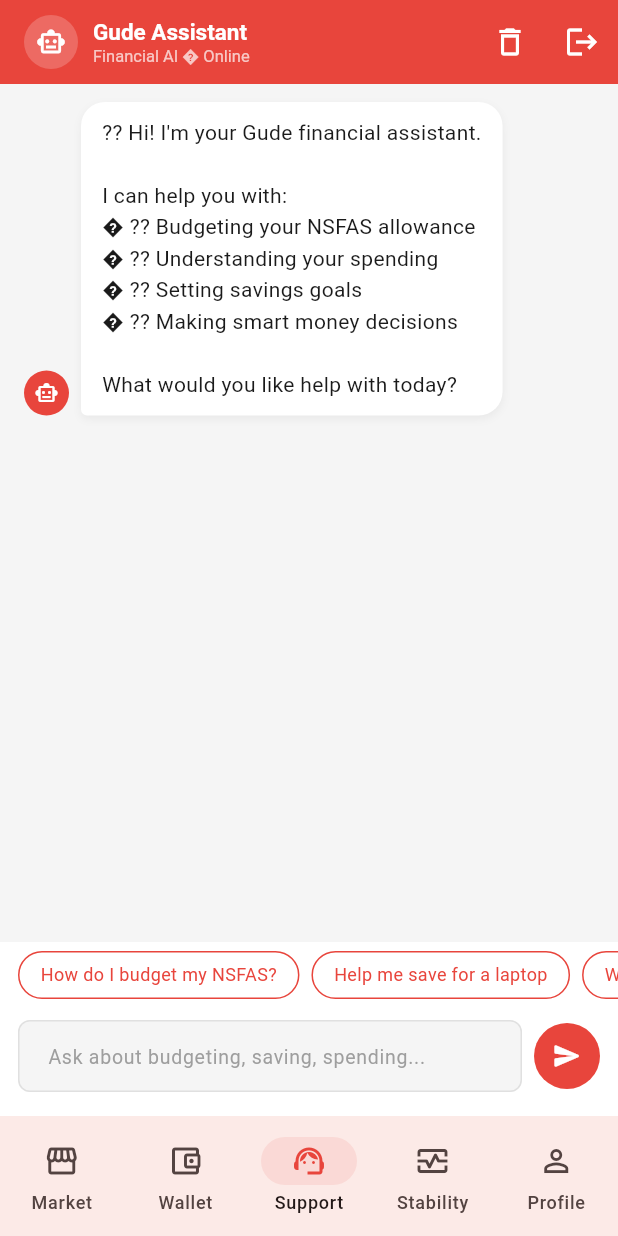
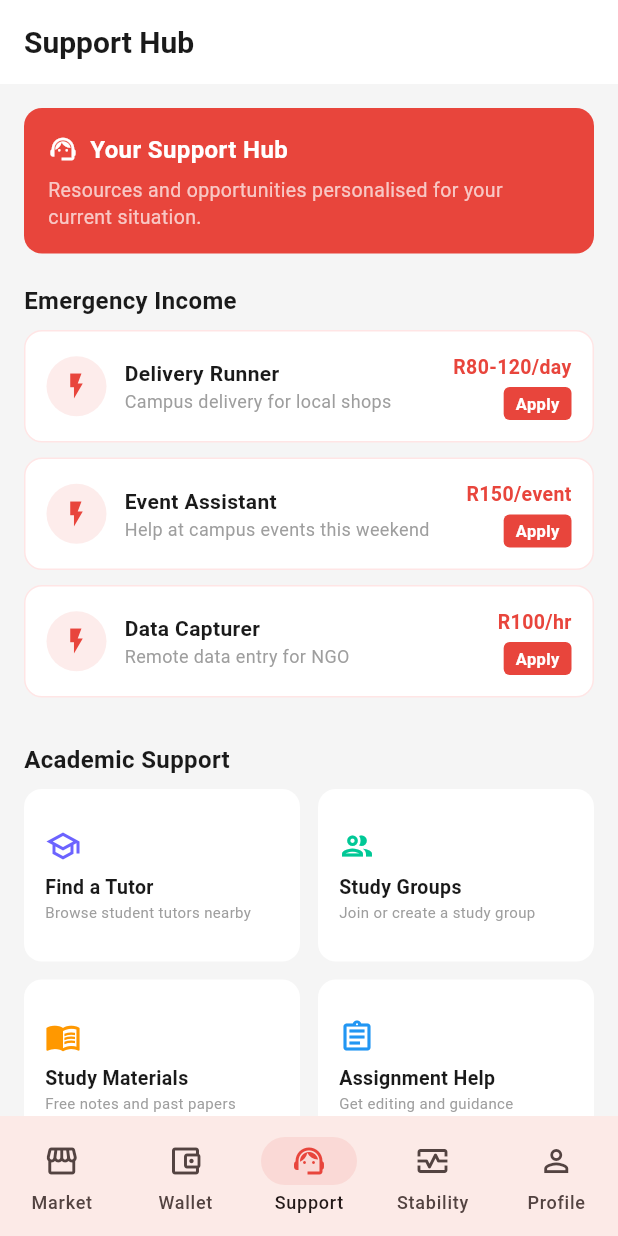
Before and after one commit to Addmore-Development/Gude-Mobile, a Flutter app: the SupportPage screen opened by its route, on a phone screen of 412 x 824 dp. Run offline on Flutter 3.47's test engine with Material 3 defaults, Android fonts, the phone set to English and light mode, and no system bars; our stand-ins replace flutter_riverpod, go_router, google_fonts.

Commit message:
feat(support): update support hub page

```diff
--- a/lib/features/support_hub/presentation/support_page.dart
+++ b/lib/features/support_hub/presentation/support_page.dart
@@ -1,379 +1,263 @@
-import 'dart:convert';
 import 'package:flutter/material.dart';
-import 'package:go_router/go_router.dart';
-import 'package:http/http.dart' as http;
 import 'package:gude_mobile/core/theme/app_theme.dart';
 
-class SupportPage extends StatefulWidget {
+class SupportPage extends StatelessWidget {
   const SupportPage({super.key});
-  @override
-  State<SupportPage> createState() => _SupportPageState();
-}
-
-class _SupportPageState extends State<SupportPage> {
-  final TextEditingController _input = TextEditingController();
-  final ScrollController _scroll = ScrollController();
-  bool _loading = false;
-
-  final List<Map<String, String>> _messages = [
-    {
-      'role': 'assistant',
-      'text':
-          "?? Hi! I'm your Gude financial assistant.\n\nI can help you with:\n� ?? Budgeting your NSFAS allowance\n� ?? Understanding your spending\n� ?? Setting savings goals\n� ?? Making smart money decisions\n\nWhat would you like help with today?",
-    },
-  ];
-
-  final List<String> _quickReplies = [
-    'How do I budget my NSFAS?',
-    'Help me save for a laptop',
-    'Why am I overspending?',
-    'Best ways to cut costs',
-    'Should I buy or rent textbooks?',
-  ];
-
-  // Replace with your actual Anthropic API key
-  static const _apiKey = '########################################';
-
-  static const _systemPrompt = '''
-You are Gude, a smart and friendly financial assistant for South African university and TVET students.
-You help students:
-- Budget their NSFAS (National Student Financial Aid Scheme) allowances
-- Track and reduce spending
-- Make smart financial decisions on a student budget
-- Save towards goals like laptops, accommodation deposits, and registration fees
-- Understand concepts like EFTs, banking, and saving in simple terms
-
-Keep responses concise, practical, and encouraging. Use South African context (Rands, local stores like Shoprite, Checkers, Pick n Pay, transport like taxis and Uber).
-When giving budgeting advice, be specific with numbers.
-Use emojis sparingly to make responses friendly but professional.
-Always end with a follow-up question or suggestion to keep the conversation helpful.
-''';
-
-  Future<void> _send([String? quickReply]) async {
-    final text = quickReply ?? _input.text.trim();
-    if (text.isEmpty) return;
-
-    setState(() {
-      _messages.add({'role': 'user', 'text': text});
-      _loading = true;
-    });
-    _input.clear();
-    _scrollDown();
-
-    try {
-      // Build message history for context
-      final history = _messages
-          .where((m) => m['role'] != 'assistant' || _messages.indexOf(m) > 0)
-          .map((m) => {'role': m['role'], 'content': m['text']})
-          .toList();
-
-      final response = await http.post(
-        Uri.parse('https://api.anthropic.com/v1/messages'),
-        headers: {
-          'Content-Type': 'application/json',
-          'x-api-key': _apiKey,
-          'anthropic-version': '2023-06-01',
-        },
-        body: jsonEncode({
-          'model': 'claude-sonnet-4-6',
-          'max_tokens': 1024,
-          'system': _systemPrompt,
-          'messages': history,
-        }),
-      );
-
-      if (response.statusCode == 200) {
-        final data = jsonDecode(response.body);
-        final reply = data['content'][0]['text'] as String;
-        setState(() => _messages.add({'role': 'assistant', 'text': reply}));
-      } else {
-        setState(() => _messages.add({
-              'role': 'assistant',
-              'text':
-                  "Sorry, I'm having trouble connecting right now. Please check your internet and try again.",
-            }));
-      }
-    } catch (e) {
-      setState(() => _messages.add({
-            'role': 'assistant',
-            'text':
-                "I couldn't connect to the server. Please make sure you have internet access.",
-          }));
-    }
-
-    setState(() => _loading = false);
-    _scrollDown();
-  }
-
-  void _scrollDown() {
-    Future.delayed(const Duration(milliseconds: 100), () {
-      if (_scroll.hasClients) {
-        _scroll.animateTo(_scroll.position.maxScrollExtent,
-            duration: const Duration(milliseconds: 300), curve: Curves.easeOut);
-      }
-    });
-  }
 
   @override
   Widget build(BuildContext context) {
     return Scaffold(
-      backgroundColor: const Color(0xFFF5F5F5),
+      backgroundColor: AppColors.surface,
       appBar: AppBar(
-        backgroundColor: AppColors.primary,
-        foregroundColor: Colors.white,
-        automaticallyImplyLeading: false,
-        title: Row(children: [
+        backgroundColor: Colors.white,
+        elevation: 0,
+        title: const Text('Support Hub',
+          style: TextStyle(
+            color: AppColors.textDark,
+            fontWeight: FontWeight.bold, fontSize: 20)),
+      ),
+      body: SingleChildScrollView(
+        padding: const EdgeInsets.all(16),
+        child: Column(
+          crossAxisAlignment: CrossAxisAlignment.start,
+          children: [
+            // Intervention banner
             Container(
-              width: 36,
-              height: 36,
+              width: double.infinity,
+              padding: const EdgeInsets.all(16),
               decoration: BoxDecoration(
-                  color: Colors.white.withOpacity(0.2), shape: BoxShape.circle),
-              child: const Icon(Icons.smart_toy_outlined,
-                  color: Colors.white, size: 20)),
-          const SizedBox(width: 10),
-          const Column(crossAxisAlignment: CrossAxisAlignment.start, children: [
-            Text('Gude Assistant',
-                style: TextStyle(fontSize: 15, fontWeight: FontWeight.bold)),
-            Text('Financial AI � Online',
-                style: TextStyle(fontSize: 11, color: Colors.white70)),
+                color: AppColors.primary,
+                borderRadius: BorderRadius.circular(12),
+              ),
+              child: const Column(
+                crossAxisAlignment: CrossAxisAlignment.start,
+                children: [
+                  Row(children: [
+                    Icon(Icons.support_agent, color: Colors.white, size: 20),
+                    SizedBox(width: 8),
+                    Text('Your Support Hub',
+                      style: TextStyle(
+                        color: Colors.white,
+                        fontWeight: FontWeight.bold, fontSize: 16)),
                   ]),
-        ]),
-        actions: [
-          IconButton(
-            icon: const Icon(Icons.delete_outline),
-            onPressed: () => setState(() {
-              _messages.clear();
-              _messages.add({
-                'role': 'assistant',
-                'text':
-                    "Chat cleared! How can I help you with your finances today? ??",
-              });
-            }),
+                  SizedBox(height: 6),
+                  Text(
+                    'Resources and opportunities personalised for your current situation.',
+                    style: TextStyle(color: Colors.white70, fontSize: 13,
+                      height: 1.4),
                   ),
-          IconButton(
-              icon: const Icon(Icons.logout),
-              onPressed: () => context.go('/login')),
                 ],
               ),
-      body: Column(children: [
-        // Messages list
-        Expanded(
-          child: ListView.builder(
-            controller: _scroll,
-            padding: const EdgeInsets.symmetric(horizontal: 16, vertical: 12),
-            itemCount: _messages.length + (_loading ? 1 : 0),
-            itemBuilder: (_, i) {
-              if (i == _messages.length) return const _TypingIndicator();
-              final m = _messages[i];
-              final isUser = m['role'] == 'user';
-              return _ChatBubble(text: m['text']!, isUser: isUser);
-            },
+            ),
+            const SizedBox(height: 20),
+            _sectionTitle('Emergency Income'),
+            const SizedBox(height: 8),
+            _EmergencyGigsList(),
+            const SizedBox(height: 20),
+            _sectionTitle('Academic Support'),
+            const SizedBox(height: 8),
+            _SupportGrid(items: const [
+              _SupportItem(icon: Icons.school_outlined,
+                title: 'Find a Tutor', sub: 'Browse student tutors nearby',
+                color: Color(0xFF6C63FF)),
+              _SupportItem(icon: Icons.group_outlined,
+                title: 'Study Groups', sub: 'Join or create a study group',
+                color: Color(0xFF00C896)),
+              _SupportItem(icon: Icons.menu_book_outlined,
+                title: 'Study Materials', sub: 'Free notes and past papers',
+                color: Color(0xFFFF9800)),
+              _SupportItem(icon: Icons.assignment_outlined,
+                title: 'Assignment Help', sub: 'Get editing and guidance',
+                color: Color(0xFF2196F3)),
+            ]),
+            const SizedBox(height: 20),
+            _sectionTitle('Food & Basic Needs'),
+            const SizedBox(height: 8),
+            _SupportGrid(items: const [
+              _SupportItem(icon: Icons.restaurant_outlined,
+                title: 'Campus Meals', sub: 'Subsidised food programmes',
+                color: Color(0xFFE8453C)),
+              _SupportItem(icon: Icons.volunteer_activism_outlined,
+                title: 'Food Banks', sub: 'Campus food assistance',
+                color: Color(0xFF00C896)),
+            ]),
+            const SizedBox(height: 20),
+            _sectionTitle('Wellbeing & Counseling'),
+            const SizedBox(height: 8),
+            _SupportGrid(items: const [
+              _SupportItem(icon: Icons.psychology_outlined,
+                title: 'Counselor', sub: 'Talk to a professional',
+                color: Color(0xFF9C27B0)),
+              _SupportItem(icon: Icons.people_outline,
+                title: 'Peer Support', sub: 'Connect with other students',
+                color: Color(0xFF2196F3)),
+              _SupportItem(icon: Icons.self_improvement_outlined,
+                title: 'Wellness Tips', sub: 'Mental health resources',
+                color: Color(0xFF00C896)),
+              _SupportItem(icon: Icons.phone_outlined,
+                title: 'Crisis Line', sub: 'SADAG: 0800 456 789',
+                color: Color(0xFFE8453C)),
+            ]),
+            const SizedBox(height: 20),
+            _sectionTitle('Mentorship'),
+            const SizedBox(height: 8),
+            _SupportGrid(items: const [
+              _SupportItem(icon: Icons.person_outline,
+                title: 'Find a Mentor', sub: 'Alumni and professionals',
+                color: Color(0xFFFF9800)),
+              _SupportItem(icon: Icons.work_outline,
+                title: 'Career Advice', sub: 'CV, interviews, jobs',
+                color: Color(0xFF6C63FF)),
+            ]),
+            const SizedBox(height: 32),
+          ],
         ),
       ),
+    );
+  }
 
-        // Quick replies (only show at start)
-        if (_messages.length <= 1)
+  Widget _sectionTitle(String title) => Text(title,
+    style: const TextStyle(
+      fontSize: 16, fontWeight: FontWeight.bold, color: AppColors.textDark));
+}
+
+class _EmergencyGigsList extends StatelessWidget {
+  @override
+  Widget build(BuildContext context) {
+    const gigs = [
+      _Gig(title: 'Delivery Runner', pay: 'R80-120/day',
+        desc: 'Campus delivery for local shops'),
+      _Gig(title: 'Event Assistant', pay: 'R150/event',
+        desc: 'Help at campus events this weekend'),
+      _Gig(title: 'Data Capturer', pay: 'R100/hr',
+        desc: 'Remote data entry for NGO'),
+    ];
+    return Column(
+      children: gigs.map((g) => Container(
+        margin: const EdgeInsets.only(bottom: 10),
+        padding: const EdgeInsets.all(14),
+        decoration: BoxDecoration(
+          color: Colors.white,
+          borderRadius: BorderRadius.circular(12),
+          border: Border.all(color: const Color(0xFFFFE5E5)),
+        ),
+        child: Row(
+          children: [
             Container(
-            height: 44,
-            color: Colors.white,
-            child: ListView(
-              scrollDirection: Axis.horizontal,
-              padding: const EdgeInsets.symmetric(horizontal: 12, vertical: 6),
-              children: _quickReplies
-                  .map((q) => GestureDetector(
-                        onTap: () => _send(q),
-                        child: Container(
-                          margin: const EdgeInsets.only(right: 8),
-                          padding: const EdgeInsets.symmetric(
-                              horizontal: 14, vertical: 6),
+              width: 40, height: 40,
               decoration: BoxDecoration(
-                            border: Border.all(color: AppColors.primary),
-                            borderRadius: BorderRadius.circular(20),
+                color: AppColors.primary.withOpacity(0.1),
+                shape: BoxShape.circle,
               ),
-                          child: Text(q,
+              child: const Icon(Icons.flash_on_outlined,
+                color: AppColors.primary, size: 20),
+            ),
+            const SizedBox(width: 12),
+            Expanded(
+              child: Column(
+                crossAxisAlignment: CrossAxisAlignment.start,
+                children: [
+                  Text(g.title,
                     style: const TextStyle(
-                                  fontSize: 12, color: AppColors.primary)),
-                        ),
-                      ))
-                  .toList(),
+                      fontWeight: FontWeight.w600,
+                      color: AppColors.textDark, fontSize: 14)),
+                  Text(g.desc,
+                    style: const TextStyle(
+                      fontSize: 12, color: AppColors.textGrey)),
+                ],
               ),
             ),
-
-        // Input bar
+            Column(
+              crossAxisAlignment: CrossAxisAlignment.end,
+              children: [
+                Text(g.pay,
+                  style: const TextStyle(
+                    color: AppColors.primary,
+                    fontWeight: FontWeight.bold,
+                    fontSize: 13)),
+                const SizedBox(height: 4),
                 Container(
-          color: Colors.white,
-          padding: const EdgeInsets.fromLTRB(12, 8, 12, 16),
-          child: Row(children: [
-            Expanded(
-              child: TextField(
-                controller: _input,
-                maxLines: null,
-                textInputAction: TextInputAction.send,
-                onSubmitted: (_) => _send(),
-                decoration: InputDecoration(
-                  hintText: 'Ask about budgeting, saving, spending...',
-                  hintStyle:
-                      const TextStyle(fontSize: 13, color: AppColors.textGrey),
-                  filled: true,
-                  fillColor: const Color(0xFFF5F5F5),
-                  contentPadding:
-                      const EdgeInsets.symmetric(horizontal: 16, vertical: 10),
-                  border: OutlineInputBorder(
-                    borderRadius: BorderRadius.circular(24),
-                    borderSide: BorderSide.none,
+                  padding: const EdgeInsets.symmetric(
+                    horizontal: 8, vertical: 3),
+                  decoration: BoxDecoration(
+                    color: AppColors.primary,
+                    borderRadius: BorderRadius.circular(4),
                   ),
+                  child: const Text('Apply',
+                    style: TextStyle(
+                      color: Colors.white, fontSize: 11,
+                      fontWeight: FontWeight.w600)),
                 ),
+              ],
             ),
+          ],
         ),
-            const SizedBox(width: 8),
-            GestureDetector(
-              onTap: _loading ? null : () => _send(),
-              child: AnimatedContainer(
-                duration: const Duration(milliseconds: 200),
-                width: 44,
-                height: 44,
-                decoration: BoxDecoration(
-                  color: _loading ? Colors.grey.shade300 : AppColors.primary,
-                  shape: BoxShape.circle,
-                ),
-                child: Icon(
-                  _loading ? Icons.hourglass_empty : Icons.send_rounded,
-                  color: Colors.white,
-                  size: 20,
-                ),
-              ),
-            ),
-          ]),
-        ),
-      ]),
+      )).toList(),
     );
   }
 }
 
-class _ChatBubble extends StatelessWidget {
-  final String text;
-  final bool isUser;
-  const _ChatBubble({required this.text, required this.isUser});
+class _Gig {
+  final String title, pay, desc;
+  const _Gig({required this.title, required this.pay, required this.desc});
+}
+
+class _SupportGrid extends StatelessWidget {
+  final List<_SupportItem> items;
+  const _SupportGrid({required this.items});
 
   @override
   Widget build(BuildContext context) {
-    return Padding(
-      padding: const EdgeInsets.only(bottom: 12),
-      child: Row(
-        crossAxisAlignment: CrossAxisAlignment.end,
-        mainAxisAlignment:
-            isUser ? MainAxisAlignment.end : MainAxisAlignment.start,
+    return GridView.builder(
+      shrinkWrap: true,
+      physics: const NeverScrollableScrollPhysics(),
+      gridDelegate: const SliverGridDelegateWithFixedCrossAxisCount(
+        crossAxisCount: 2,
+        crossAxisSpacing: 12,
+        mainAxisSpacing: 12,
+        childAspectRatio: 1.6,
+      ),
+      itemCount: items.length,
+      itemBuilder: (_, i) {
+        final item = items[i];
+        return GestureDetector(
+          onTap: () {},
+          child: Container(
+            padding: const EdgeInsets.all(14),
+            decoration: BoxDecoration(
+              color: Colors.white,
+              borderRadius: BorderRadius.circular(12),
+            ),
+            child: Column(
+              crossAxisAlignment: CrossAxisAlignment.start,
+              mainAxisAlignment: MainAxisAlignment.center,
               children: [
-          if (!isUser) ...[
-            Container(
-                width: 30,
-                height: 30,
-                decoration: const BoxDecoration(
-                    color: AppColors.primary, shape: BoxShape.circle),
-                child: const Icon(Icons.smart_toy_outlined,
-                    color: Colors.white, size: 16)),
-            const SizedBox(width: 8),
-          ],
-          Flexible(
-            child: Container(
-              padding: const EdgeInsets.symmetric(horizontal: 14, vertical: 10),
-              decoration: BoxDecoration(
-                color: isUser ? AppColors.primary : Colors.white,
-                borderRadius: BorderRadius.only(
-                  topLeft: const Radius.circular(16),
-                  topRight: const Radius.circular(16),
-                  bottomLeft: Radius.circular(isUser ? 16 : 4),
-                  bottomRight: Radius.circular(isUser ? 4 : 16),
-                ),
-                boxShadow: [
-                  BoxShadow(
-                      color: Colors.black.withOpacity(0.05),
-                      blurRadius: 4,
-                      offset: const Offset(0, 2)),
+                Icon(item.icon, color: item.color, size: 24),
+                const SizedBox(height: 6),
+                Text(item.title,
+                  style: const TextStyle(
+                    fontWeight: FontWeight.bold,
+                    fontSize: 13, color: AppColors.textDark)),
+                Text(item.sub,
+                  maxLines: 1,
+                  overflow: TextOverflow.ellipsis,
+                  style: const TextStyle(
+                    fontSize: 10, color: AppColors.textGrey)),
               ],
             ),
-              child: Text(text,
-                  style: TextStyle(
-                    fontSize: 14,
-                    color: isUser ? Colors.white : AppColors.textDark,
-                    height: 1.5,
-                  )),
           ),
-          ),
-          if (isUser) ...[
-            const SizedBox(width: 8),
-            const CircleAvatar(
-                radius: 15,
-                backgroundColor: AppColors.primary,
-                child: Icon(Icons.person, color: Colors.white, size: 16)),
-          ],
-        ],
-      ),
+        );
+      },
     );
   }
 }
 
-class _TypingIndicator extends StatefulWidget {
-  const _TypingIndicator();
-  @override
-  State<_TypingIndicator> createState() => _TypingIndicatorState();
+class _SupportItem {
+  final IconData icon;
+  final String title, sub;
+  final Color color;
+  const _SupportItem({
+    required this.icon, required this.title,
+    required this.sub, required this.color,
+  });
 }
-
-class _TypingIndicatorState extends State<_TypingIndicator>
-    with SingleTickerProviderStateMixin {
-  late AnimationController _ctrl;
-  late Animation<double> _anim;
-
-  @override
-  void initState() {
-    super.initState();
-    _ctrl = AnimationController(
-        vsync: this, duration: const Duration(milliseconds: 800))
-      ..repeat(reverse: true);
-    _anim = Tween<double>(begin: 0.4, end: 1.0).animate(_ctrl);
-  }
-
-  @override
-  void dispose() {
-    _ctrl.dispose();
-    super.dispose();
-  }
-
-  @override
-  Widget build(BuildContext context) {
-    return Padding(
-      padding: const EdgeInsets.only(bottom: 12),
-      child: Row(children: [
-        Container(
-            width: 30,
-            height: 30,
-            decoration: const BoxDecoration(
-                color: AppColors.primary, shape: BoxShape.circle),
-            child: const Icon(Icons.smart_toy_outlined,
-                color: Colors.white, size: 16)),
-        const SizedBox(width: 8),
-        Container(
-          padding: const EdgeInsets.symmetric(horizontal: 14, vertical: 12),
-          decoration: BoxDecoration(
-              color: Colors.white, borderRadius: BorderRadius.circular(16)),
-          child: Row(
-              children: List.generate(
-                  3,
-                  (i) => AnimatedBuilder(
-                        animation: _anim,
-                        builder: (_, __) => Container(
-                          margin: const EdgeInsets.symmetric(horizontal: 2),
-                          width: 7,
-                          height: 7,
-                          decoration: BoxDecoration(
-                            color: AppColors.primary.withOpacity(
-                                i == 1 ? _anim.value : 1 - _anim.value + 0.4),
-                            shape: BoxShape.circle,
-                          ),
-                        ),
-                      ))),
-        ),
-      ]),
-    );
-  }
-}
```
Lines whose indentation alone changed are shown as unchanged.
